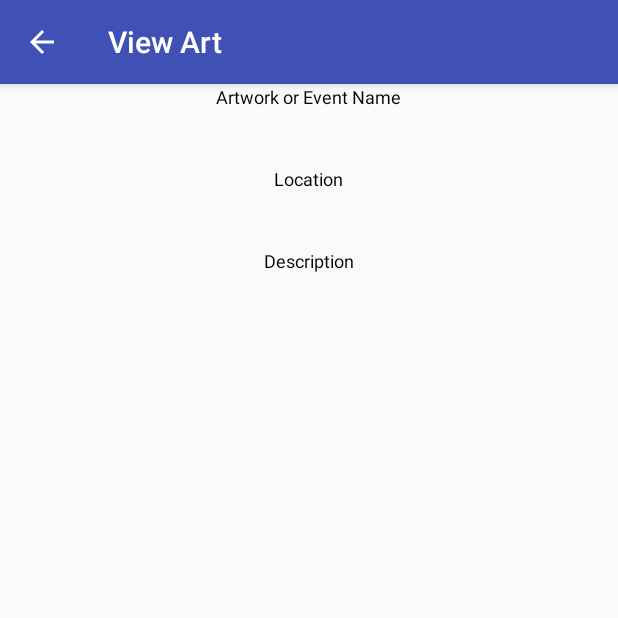
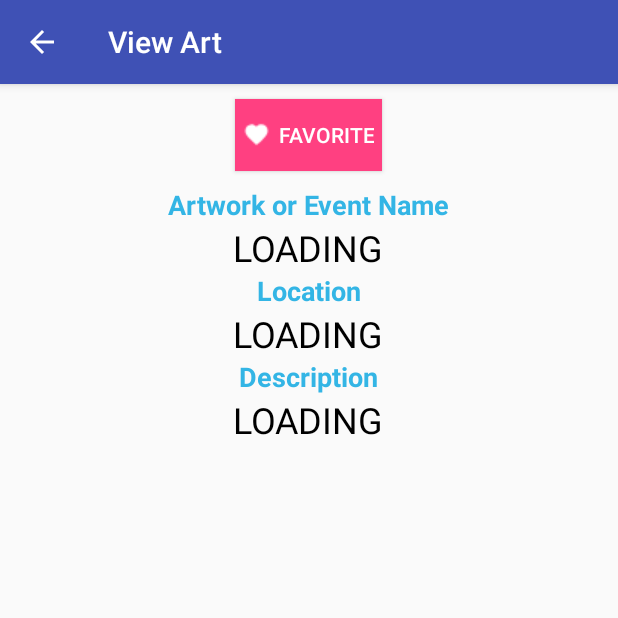
Before and after one commit to elangloi/Artspace, an Android app: the screen it shows after launch (LocationView), in the options menu, after a tap on "View Art", on a phone screen of 412 x 824 dp, the top half of it. Run offline under Robolectric (Android 15) with nearby library versions, the phone set to English and light mode, and no system bars; our stand-ins replace Firebase (no records; nobody signed in at launch, a user with empty details on screens opened directly); 5 statements that could not run were skipped.

Commit message:
added favoriting

```diff
--- a/app/src/main/java/com/example/elizabethlanglois/artspace/LocationView.java
+++ b/app/src/main/java/com/example/elizabethlanglois/artspace/LocationView.java
@@ -1,8 +1,10 @@
 package com.example.elizabethlanglois.artspace;
 
 import android.content.Intent;
+import android.content.SharedPreferences;
 import android.graphics.Bitmap;
 import android.graphics.BitmapFactory;
+import android.support.annotation.NonNull;
 import android.support.v7.app.AppCompatActivity;
 import android.os.Bundle;
 import android.util.Base64;
@@ -13,12 +15,16 @@ import android.widget.LinearLayout;
 import android.widget.RelativeLayout;
 import android.widget.ScrollView;
 import android.widget.TextView;
+import android.widget.Button;
+import android.widget.Toast;
 
 import com.google.firebase.database.DataSnapshot;
 import com.google.firebase.database.DatabaseError;
 import com.google.firebase.database.DatabaseReference;
 import com.google.firebase.database.FirebaseDatabase;
 import com.google.firebase.database.ValueEventListener;
+
+import java.util.ArrayList;
 
 public class LocationView extends AppCompatActivity {
 
@@ -39,6 +45,11 @@ public class LocationView extends AppCompatActivity {
     TextView vDate;
     TextView vTime;
     ImageView vCanvas;
+    Button vFavorite;
+
+    SharedPreferences sp;
+    String username;
+    DatabaseReference userDB;
 
     @Override
     protected void onCreate(Bundle savedInstanceState) {
@@ -46,6 +57,8 @@ public class LocationView extends AppCompatActivity {
         setContentView(R.layout.activity_location_view);
 
         setTitle("View Art");
+
+        sp = getSharedPreferences(LoginActivity.MY_PREFS_NAME, MODE_PRIVATE);
 
         ScrollView vScoll = findViewById(R.id.scrollview);
         RelativeLayout vErr = findViewById(R.id.layoutErr);
@@ -67,6 +80,60 @@ public class LocationView extends AppCompatActivity {
             vDate = findViewById(R.id.date);
             vTime = findViewById(R.id.time);
             vCanvas = findViewById(R.id.canvas);
+            vFavorite = findViewById(R.id.btnFavorite);
+
+            vFavorite.setOnClickListener(new View.OnClickListener() {
+                @Override
+                public void onClick(View v) {
+                    // Retrieve firebase favorite status of current user
+                    username = sp.getString(LoginActivity.MY_USERNAME, null);
+                    if(username != null) {
+                        userDB = FirebaseDatabase.getInstance().getReference("Users");
+                        userDB.addListenerForSingleValueEvent(new ValueEventListener() {
+                            @Override
+                            public void onDataChange(@NonNull DataSnapshot dataSnapshot) {
+                                // If it is a favorite, remove it
+                                // If it isn't a favorite, add it
+                                UserItem currUser = dataSnapshot.child(username).getValue(UserItem.class);
+
+                                if(currUser.favorites == null) {
+                                    currUser.favorites = new ArrayList<String>();
+                                }
+
+                                if(!currUser.favorites.contains(itemID)) {
+                                    // Add the favorite
+                                    currUser.favorites.add(itemID);
+
+                                    // Adjust the button text
+                                    vFavorite.setText("Remove Favorite");
+
+                                    // Show confirmatory toast
+                                    Toast.makeText(getApplicationContext(), "Added to favorites!", Toast.LENGTH_SHORT);
+                                } else {
+                                    // Remove the favorite
+                                    currUser.favorites.remove(itemID);
+
+                                    // Adjust the button text
+                                    vFavorite.setText("Add to Favorites");
+
+                                    // Show confirmatory toast
+                                    Toast.makeText(getApplicationContext(), "Removed from favorites!", Toast.LENGTH_SHORT);
+                                }
+
+                                // Update the new value in firebase
+                                userDB.child(username).setValue(currUser);
+
+                            }
+
+                            @Override
+                            public void onCancelled(@NonNull DatabaseError databaseError) {
+                                // Do nothing
+                            }
+                        });
+                    }
+
+                }
+            });
 
             populateLayout();
         } else {
--- a/app/src/main/res/layout/activity_location_view.xml
+++ b/app/src/main/res/layout/activity_location_view.xml
@@ -33,57 +33,69 @@
             android:gravity="center"
             android:orientation="vertical">
 
+            <Button
+                android:id="@+id/btnFavorite"
+                android:layout_width="wrap_content"
+                android:layout_height="wrap_content"
+                android:background="@color/colorAccent"
+                android:textColor="@android:color/white"
+                android:layout_margin="10dp"
+                android:padding="5dp"
+                android:drawableLeft="@drawable/favorite"
+                android:drawableTint="#ffffff"
+                android:drawablePadding="5dp"
+                android:text="Favorite" />
+
             <TextView
                 android:id="@+id/textView14"
                 android:layout_width="wrap_content"
                 android:layout_height="wrap_content"
                 android:layout_gravity="center"
                 android:text="@string/title"
-                android:textColor="#000000"
-                android:textSize="12dp" />
+                android:textStyle="bold"
+                android:textColor="@android:color/holo_blue_light"
+                android:textSize="18dp" />
 
             <TextView
                 android:id="@+id/title"
                 android:layout_width="wrap_content"
                 android:layout_height="wrap_content"
+                android:text="LOADING"
                 android:textColor="#000000"
                 android:textSize="24dp" />
-
-            <View
-                android:layout_width="match_parent"
-                android:layout_height="5dp" />
 
             <TextView
                 android:id="@+id/textView15"
                 android:layout_width="wrap_content"
                 android:layout_height="wrap_content"
                 android:text="@string/location"
-                android:textColor="#000000"
-                android:textSize="12dp" />
+                android:textStyle="bold"
+                android:textColor="@android:color/holo_blue_light"
+                android:textSize="18dp" />
 
             <TextView
                 android:id="@+id/location"
                 android:layout_width="wrap_content"
                 android:layout_height="wrap_content"
+                android:text="LOADING"
                 android:textColor="#000000"
                 android:textSize="24dp" />
 
-            <View
-                android:layout_width="match_parent"
-                android:layout_height="5dp" />
 
             <TextView
                 android:id="@+id/textView16"
                 android:layout_width="wrap_content"
                 android:layout_height="wrap_content"
                 android:text="@string/description"
-                android:textColor="#000000"
-                android:textSize="12dp" />
+                android:textStyle="bold"
+                android:textColor="@android:color/holo_blue_light"
+                android:textSize="18dp" />
 
             <TextView
                 android:id="@+id/description"
                 android:layout_width="wrap_content"
                 android:layout_height="wrap_content"
+                android:text="LOADING"
                 android:textColor="#000000"
                 android:textSize="24dp" />
 
@@ -103,23 +115,24 @@
                     android:layout_width="wrap_content"
                     android:layout_height="wrap_content"
                     android:text="In App Collaboration"
-                    android:textColor="#000000"
-                    android:textSize="12dp" />
+                    android:textStyle="bold"
+                    android:textColor="@android:color/holo_blue_light"
+                    android:textSize="18dp" />
 
                 <TextView
                     android:id="@+id/textView200"
                     android:layout_width="wrap_content"
                     android:layout_height="wrap_content"
-                    android:layout_marginTop="10dp"
-                    android:layout_marginBottom="10dp"
                     android:text="Click on the image to start drawing!"
-                    android:textColor="#000000"
-                    android:textSize="15dp" />
+                    android:textStyle="bold"
+                    android:textColor="@android:color/holo_blue_light"
+                    android:textSize="18dp" />
 
                 <ImageView
                     android:id="@+id/canvas"
-                    android:layout_width="match_parent"
+                    android:layout_width="wrap_content"
                     android:layout_height="wrap_content"
+                    android:padding="20dp"
                     app:srcCompat="@android:drawable/sym_def_app_icon" />
             </LinearLayout>
 
@@ -134,17 +147,18 @@
                     android:id="@+id/textView11"
                     android:layout_width="wrap_content"
                     android:layout_height="wrap_content"
-                    android:textColor="#000000"
-                    android:textSize="12dp"
-                    android:text="In Person Collaboration" />
+                    android:textStyle="bold"
+                    android:textColor="@android:color/holo_blue_light"
+                    android:textSize="18dp" />
 
                 <TextView
                     android:id="@+id/textView18"
                     android:layout_width="wrap_content"
                     android:layout_height="wrap_content"
                     android:text="@string/contact"
-                    android:textColor="#000000"
-                    android:textSize="12dp" />
+                    android:textStyle="bold"
+                    android:textColor="@android:color/holo_blue_light"
+                    android:textSize="18dp" />
 
                 <TextView
                     android:id="@+id/contactPhone"
@@ -153,17 +167,15 @@
                     android:textColor="#000000"
                     android:textSize="24dp" />
 
-                <View
-                    android:layout_width="match_parent"
-                    android:layout_height="5dp" />
 
                 <TextView
                     android:id="@+id/textView20"
                     android:layout_width="wrap_content"
                     android:layout_height="wrap_content"
                     android:text="@string/date"
-                    android:textColor="#000000"
-                    android:textSize="12dp" />
+                    android:textStyle="bold"
+                    android:textColor="@android:color/holo_blue_light"
+                    android:textSize="18dp" />
 
                 <TextView
                     android:id="@+id/date"
@@ -172,17 +184,14 @@
                     android:textColor="#000000"
                     android:textSize="24dp" />
 
-                <View
-                    android:layout_width="match_parent"
-                    android:layout_height="5dp" />
-
                 <TextView
                     android:id="@+id/textView19"
                     android:layout_width="wrap_content"
                     android:layout_height="wrap_content"
                     android:text="@string/time"
-                    android:textColor="#000000"
-                    android:textSize="12dp" />
+                    android:textStyle="bold"
+                    android:textColor="@android:color/holo_blue_light"
+                    android:textSize="18dp" />
 
                 <TextView
                     android:id="@+id/time"
```
Also changed, not shown: app/src/main/res/drawable/favorite.png (added).
